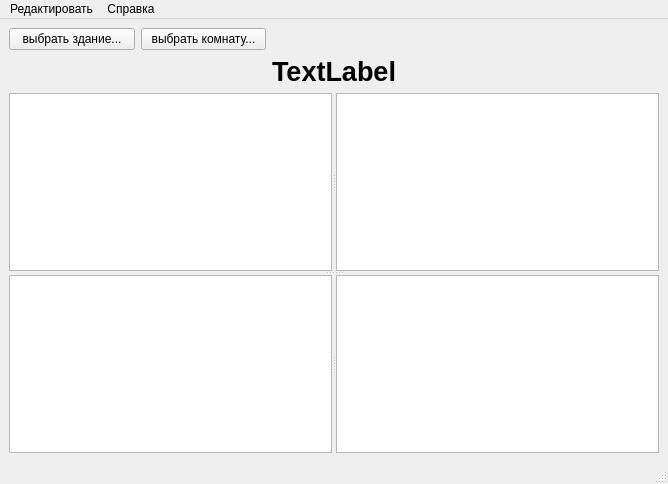
The window that View/RoomViewer.ui (Dovmial/SimpleSystemInventarization) describes before a commit, drawn with Qt 5.
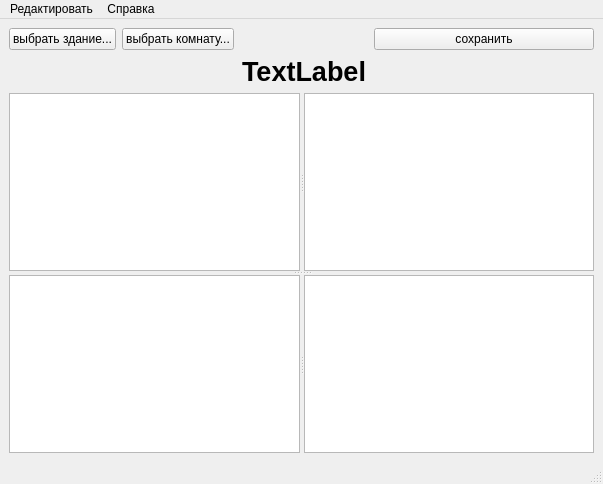
The same window after the commit.

Commit message: add save/load for building and Rooms

```diff
--- a/View/RoomViewer.ui
+++ b/View/RoomViewer.ui
@@ -6,7 +6,7 @@
    <rect>
     <x>0</x>
     <y>0</y>
-    <width>668</width>
+    <width>603</width>
     <height>484</height>
    </rect>
   </property>
@@ -113,6 +113,26 @@
       </property>
      </widget>
     </item>
+    <item row="0" column="2">
+     <widget class="QPushButton" name="btnSave">
+      <property name="text">
+       <string>сохранить</string>
+      </property>
+     </widget>
+    </item>
+    <item row="0" column="1">
+     <spacer name="horizontalSpacer_3">
+      <property name="orientation">
+       <enum>Qt::Horizontal</enum>
+      </property>
+      <property name="sizeHint" stdset="0">
+       <size>
+        <width>40</width>
+        <height>20</height>
+       </size>
+      </property>
+     </spacer>
+    </item>
    </layout>
   </widget>
   <widget class="QMenuBar" name="menubar">
@@ -120,7 +140,7 @@
     <rect>
      <x>0</x>
      <y>0</y>
-     <width>668</width>
+     <width>603</width>
      <height>22</height>
     </rect>
    </property>
```
The commit also changes 10 other files.
